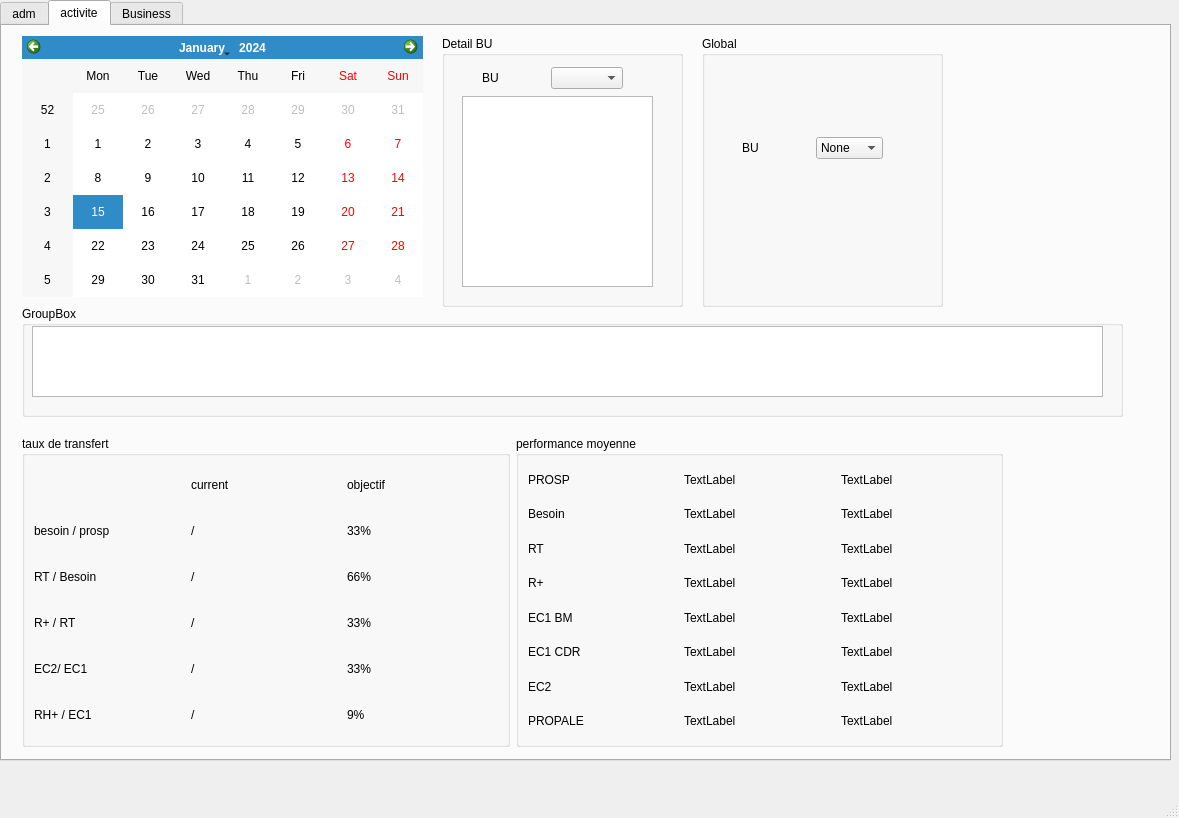
Before: the Qt Designer form sources/views/mainWindow.ui in thrichert/softy, drawn with Qt 5.
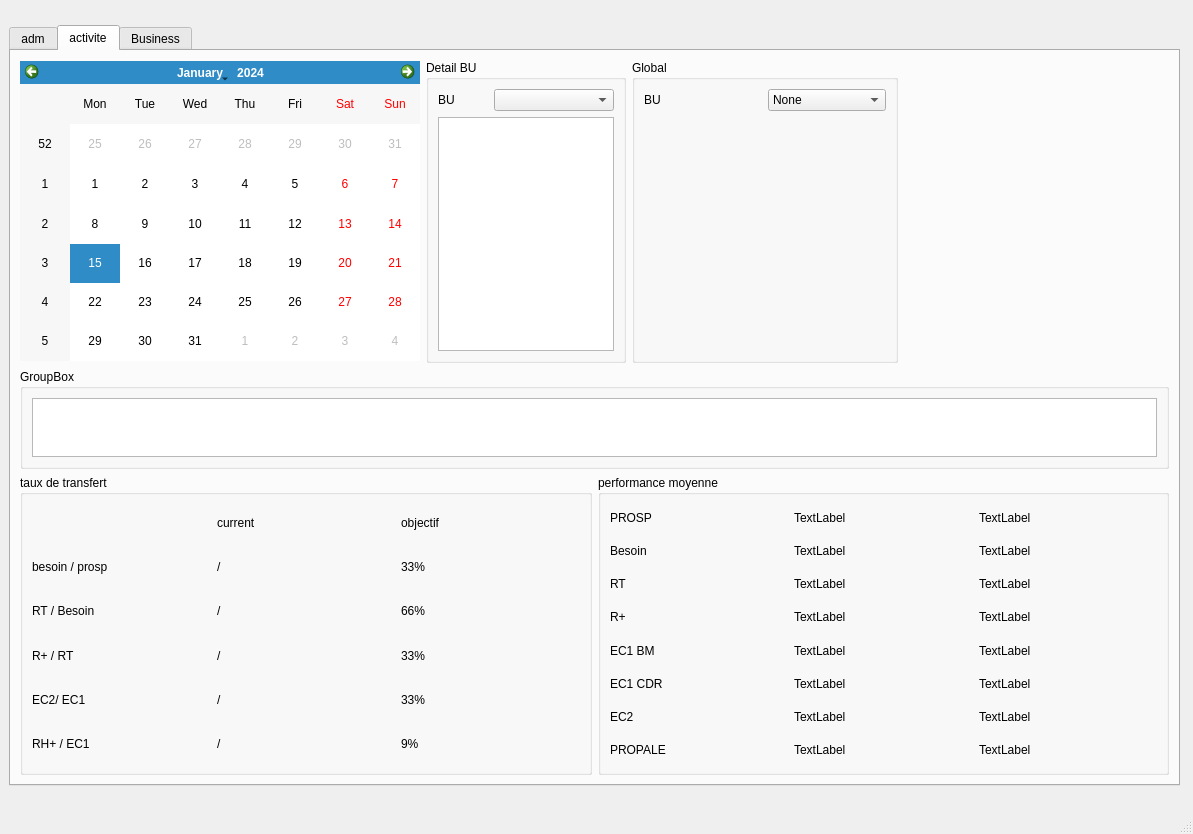
After: the same form once the commit is applied. The open tabs and pages were chosen to show the change.

Diff of the .ui file:
```diff
--- a/sources/views/mainWindow.ui
+++ b/sources/views/mainWindow.ui
@@ -6,23 +6,17 @@
    <rect>
     <x>0</x>
     <y>0</y>
-    <width>1179</width>
-    <height>818</height>
+    <width>1193</width>
+    <height>834</height>
    </rect>
   </property>
   <property name="windowTitle">
    <string>MainWindow</string>
   </property>
   <widget class="QWidget" name="centralwidget">
+   <layout class="QVBoxLayout" name="verticalLayout_6">
+    <item>
    <widget class="QTabWidget" name="tabWidget">
-    <property name="geometry">
-     <rect>
-      <x>0</x>
-      <y>0</y>
-      <width>1171</width>
-      <height>761</height>
-     </rect>
-    </property>
     <property name="minimumSize">
      <size>
       <width>1171</width>
@@ -36,7 +30,7 @@
      </size>
     </property>
     <property name="currentIndex">
-     <number>1</number>
+       <number>0</number>
     </property>
     <widget class="QWidget" name="adm">
      <attribute name="title">
@@ -61,13 +55,16 @@
          </item>
          <item>
           <widget class="QPushButton" name="pushButton_3">
+             <property name="enabled">
+              <bool>false</bool>
+             </property>
            <property name="text">
             <string>Edit</string>
            </property>
           </widget>
          </item>
          <item>
-          <widget class="QPushButton" name="pushButton_4">
+            <widget class="QPushButton" name="delete_bu_pushbutton">
            <property name="text">
             <string>Delete</string>
            </property>
@@ -103,7 +100,7 @@
           </widget>
          </item>
          <item>
-          <widget class="QPushButton" name="pushButton_2">
+            <widget class="QPushButton" name="delete_ia_pushbutton">
            <property name="enabled">
             <bool>false</bool>
            </property>
@@ -157,40 +154,78 @@
      </layout>
     </widget>
     <widget class="QWidget" name="activity">
+       <property name="layoutDirection">
+        <enum>Qt::LeftToRight</enum>
+       </property>
      <attribute name="title">
       <string>activite</string>
      </attribute>
+       <layout class="QGridLayout" name="gridLayout_5">
+        <item row="0" column="0">
      <widget class="QCalendarWidget" name="activityCalendar">
-      <property name="geometry">
-       <rect>
-        <x>20</x>
-        <y>10</y>
-        <width>401</width>
-        <height>261</height>
-       </rect>
-      </property>
-     </widget>
+          <property name="maximumSize">
+           <size>
+            <width>400</width>
+            <height>300</height>
+           </size>
+          </property>
+          <property name="inputMethodHints">
+           <set>Qt::ImhNoEditMenu</set>
+          </property>
+         </widget>
+        </item>
+        <item row="0" column="1">
+         <widget class="QGroupBox" name="groupBox_4">
+          <property name="maximumSize">
+           <size>
+            <width>200</width>
+            <height>350</height>
+           </size>
+          </property>
+          <property name="title">
+           <string>Detail BU</string>
+          </property>
+          <layout class="QVBoxLayout" name="verticalLayout_7">
+           <item>
+            <layout class="QHBoxLayout" name="horizontalLayout_7">
+             <item>
+              <widget class="QLabel" name="label_3">
+               <property name="maximumSize">
+                <size>
+                 <width>50</width>
+                 <height>16777215</height>
+                </size>
+               </property>
+               <property name="text">
+                <string>BU</string>
+               </property>
+              </widget>
+             </item>
+             <item>
+              <widget class="QComboBox" name="detail_BU_comboBox"/>
+             </item>
+            </layout>
+           </item>
+           <item>
+            <widget class="QTableView" name="Activity_IAsList"/>
+           </item>
+          </layout>
+         </widget>
+        </item>
+        <item row="1" column="0" colspan="4">
      <widget class="QGroupBox" name="groupBox_3">
-      <property name="geometry">
-       <rect>
-        <x>20</x>
-        <y>280</y>
-        <width>1101</width>
-        <height>111</height>
-       </rect>
+          <property name="maximumSize">
+           <size>
+            <width>16777215</width>
+            <height>100</height>
+           </size>
       </property>
       <property name="title">
        <string>GroupBox</string>
       </property>
+          <layout class="QVBoxLayout" name="verticalLayout_9">
+           <item>
       <widget class="QTableView" name="activityList">
-       <property name="geometry">
-        <rect>
-         <x>10</x>
-         <y>20</y>
-         <width>1071</width>
-         <height>71</height>
-        </rect>
-       </property>
        <property name="font">
         <font>
          <family>Arial</family>
@@ -200,61 +235,11 @@
         <number>100</number>
        </attribute>
       </widget>
-     </widget>
-     <widget class="QGroupBox" name="groupBox_4">
-      <property name="geometry">
-       <rect>
-        <x>440</x>
-        <y>10</y>
-        <width>241</width>
-        <height>271</height>
-       </rect>
-      </property>
-      <property name="title">
-       <string>Detail BU</string>
-      </property>
-      <widget class="QTableView" name="Activity_IAsList">
-       <property name="geometry">
-        <rect>
-         <x>20</x>
-         <y>60</y>
-         <width>191</width>
-         <height>191</height>
-        </rect>
-       </property>
-      </widget>
-      <widget class="QWidget" name="layoutWidget">
-       <property name="geometry">
-        <rect>
-         <x>40</x>
-         <y>30</y>
-         <width>141</width>
-         <height>24</height>
-        </rect>
-       </property>
-       <layout class="QHBoxLayout" name="horizontalLayout_7">
-        <item>
-         <widget class="QLabel" name="label_3">
-          <property name="text">
-           <string>BU</string>
-          </property>
-         </widget>
-        </item>
-        <item>
-         <widget class="QComboBox" name="detail_BU_comboBox"/>
         </item>
        </layout>
       </widget>
-     </widget>
-     <widget class="QWidget" name="layoutWidget">
-      <property name="geometry">
-       <rect>
-        <x>20</x>
-        <y>410</y>
-        <width>981</width>
-        <height>311</height>
-       </rect>
-      </property>
+        </item>
+        <item row="2" column="0" colspan="4">
       <layout class="QHBoxLayout" name="horizontalLayout_6">
        <item>
         <widget class="QGroupBox" name="groupBox_5">
@@ -390,6 +375,12 @@
        </item>
        <item>
         <widget class="QGroupBox" name="groupBox_6">
+            <property name="minimumSize">
+             <size>
+              <width>0</width>
+              <height>300</height>
+             </size>
+            </property>
          <property name="title">
           <string>performance moyenne</string>
          </property>
@@ -570,28 +561,14 @@
         </widget>
        </item>
       </layout>
-     </widget>
+        </item>
+        <item row="0" column="2">
      <widget class="QGroupBox" name="groupBox_8">
-      <property name="geometry">
-       <rect>
-        <x>700</x>
-        <y>10</y>
-        <width>241</width>
-        <height>271</height>
-       </rect>
-      </property>
       <property name="title">
        <string>Global</string>
       </property>
-      <widget class="QWidget" name="layoutWidget_2">
-       <property name="geometry">
-        <rect>
-         <x>40</x>
-         <y>100</y>
-         <width>141</width>
-         <height>24</height>
-        </rect>
-       </property>
+          <layout class="QFormLayout" name="formLayout">
+           <item row="0" column="0" colspan="2">
        <layout class="QHBoxLayout" name="horizontalLayout_9">
         <item>
          <widget class="QLabel" name="label_11">
@@ -610,22 +587,70 @@
          </widget>
         </item>
        </layout>
-      </widget>
-     </widget>
+           </item>
+          </layout>
+         </widget>
+        </item>
+       </layout>
     </widget>
     <widget class="QWidget" name="Buiness">
      <attribute name="title">
       <string>Business</string>
      </attribute>
-     <widget class="QWidget" name="layoutWidget">
-      <property name="geometry">
-       <rect>
-        <x>260</x>
-        <y>20</y>
-        <width>163</width>
-        <height>24</height>
-       </rect>
-      </property>
+       <layout class="QGridLayout" name="gridLayout_7">
+        <item row="1" column="0">
+         <layout class="QGridLayout" name="gridLayout_3">
+          <item row="1" column="1">
+           <widget class="QLabel" name="label_43">
+            <property name="text">
+             <string>ingenieur &amp; missions</string>
+            </property>
+           </widget>
+          </item>
+          <item row="2" column="2">
+           <layout class="QGridLayout" name="gridLayout_6">
+            <item row="1" column="1" rowspan="3">
+             <widget class="QTableView" name="business_Ing_list"/>
+            </item>
+            <item row="0" column="1">
+             <widget class="QComboBox" name="business_BuComboBox"/>
+            </item>
+            <item row="0" column="0">
+             <widget class="QLabel" name="label_6">
+              <property name="text">
+               <string>Bu</string>
+              </property>
+             </widget>
+            </item>
+            <item row="2" column="2">
+             <widget class="QPushButton" name="ingStopMission">
+              <property name="enabled">
+               <bool>false</bool>
+              </property>
+              <property name="text">
+               <string>stop mission</string>
+              </property>
+             </widget>
+            </item>
+            <item row="1" column="2">
+             <widget class="QPushButton" name="ingStartMission">
+              <property name="enabled">
+               <bool>false</bool>
+              </property>
+              <property name="inputMethodHints">
+               <set>Qt::ImhHiddenText</set>
+              </property>
+              <property name="text">
+               <string>start mission</string>
+              </property>
+             </widget>
+            </item>
+           </layout>
+          </item>
+          <item row="2" column="1" rowspan="2">
+           <widget class="QTableView" name="business_ing_table"/>
+          </item>
+          <item row="0" column="1">
       <layout class="QHBoxLayout" name="horizontalLayout_2">
        <item>
         <widget class="QLabel" name="label">
@@ -649,98 +674,24 @@
         </widget>
        </item>
       </layout>
-     </widget>
-     <widget class="QWidget" name="layoutWidget">
-      <property name="geometry">
-       <rect>
-        <x>10</x>
-        <y>60</y>
-        <width>671</width>
-        <height>671</height>
-       </rect>
-      </property>
-      <layout class="QGridLayout" name="gridLayout_3">
-       <item row="3" column="0" colspan="2">
+          </item>
+          <item row="3" column="2">
         <widget class="QGraphicsView" name="graphicsView"/>
        </item>
-       <item row="2" column="0">
-        <widget class="QTableView" name="business_ing_table"/>
-       </item>
-       <item row="1" column="0">
-        <widget class="QLabel" name="label_43">
-         <property name="text">
-          <string>ingenieur &amp; missions</string>
-         </property>
-        </widget>
-       </item>
-      </layout>
-     </widget>
-     <widget class="QWidget" name="layoutWidget">
-      <property name="geometry">
-       <rect>
-        <x>700</x>
-        <y>60</y>
-        <width>362</width>
-        <height>227</height>
-       </rect>
-      </property>
-      <layout class="QVBoxLayout" name="verticalLayout_5">
-       <item>
-        <layout class="QHBoxLayout" name="horizontalLayout_3">
-         <item>
-          <widget class="QLabel" name="label_6">
-           <property name="text">
-            <string>Bu</string>
-           </property>
-          </widget>
-         </item>
-         <item>
-          <widget class="QComboBox" name="business_BuComboBox"/>
-         </item>
-        </layout>
-       </item>
-       <item>
-        <layout class="QHBoxLayout" name="horizontalLayout_8">
-         <item>
-          <widget class="QTableView" name="business_Ing_list"/>
-         </item>
-         <item>
-          <layout class="QVBoxLayout" name="verticalLayout_2">
-           <item>
-            <widget class="QPushButton" name="ingStartMission">
-             <property name="enabled">
-              <bool>false</bool>
-             </property>
-             <property name="text">
-              <string>start mission</string>
-             </property>
-            </widget>
-           </item>
-           <item>
-            <widget class="QPushButton" name="ingStopMission">
-             <property name="enabled">
-              <bool>false</bool>
-             </property>
-             <property name="text">
-              <string>stop mission</string>
-             </property>
+         </layout>
+        </item>
+       </layout>
+      </widget>
             </widget>
            </item>
           </layout>
-         </item>
-        </layout>
-       </item>
-      </layout>
-     </widget>
-    </widget>
-   </widget>
   </widget>
   <widget class="QMenuBar" name="menubar">
    <property name="geometry">
     <rect>
      <x>0</x>
      <y>0</y>
-     <width>1179</width>
+     <width>1193</width>
      <height>26</height>
     </rect>
    </property>
```
Lines whose indentation alone changed are shown as unchanged.
